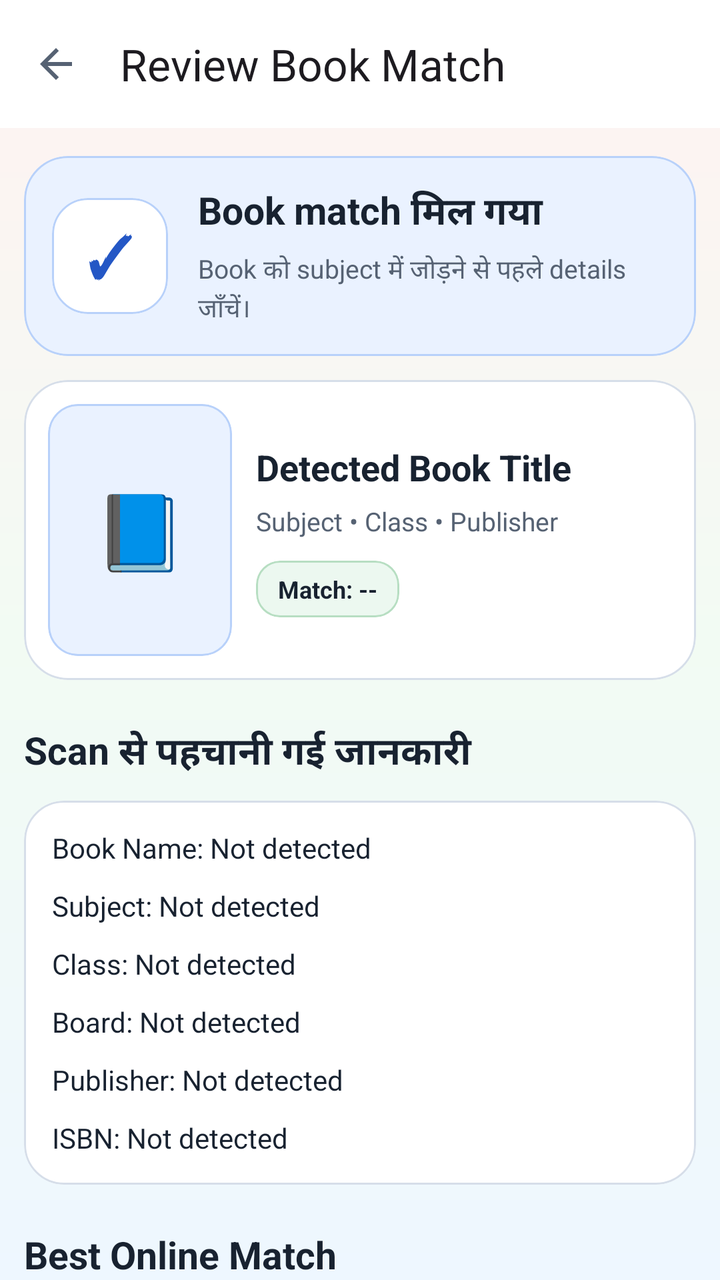
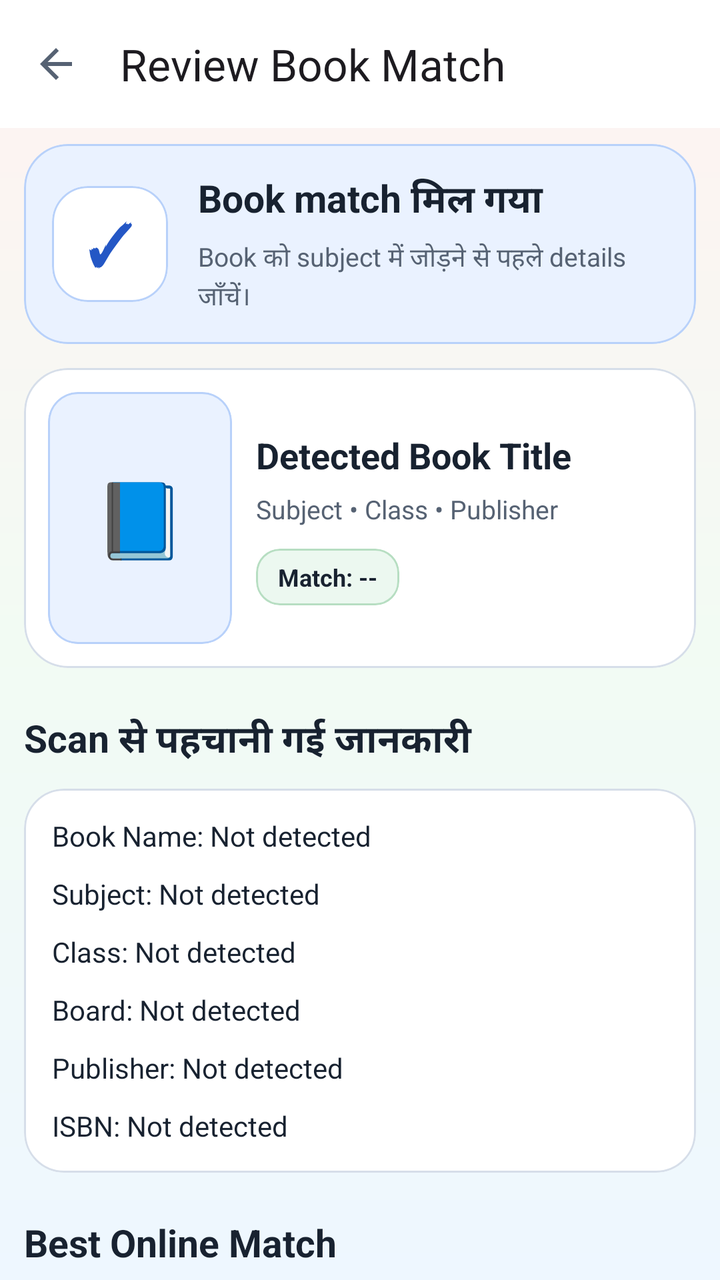

The first picture is an Android layout as it rendered before a commit; the second is the same layout after the commit. The layout source and the unified diff follow.
<!-- AndroidManifest.xml: application theme Theme.StudySaathi -->
<!-- res/layout/activity_book_match_review.xml -->
<?xml version="1.0" encoding="utf-8"?>
<androidx.coordinatorlayout.widget.CoordinatorLayout
    xmlns:android="http://schemas.android.com/apk/res/android"
    xmlns:app="http://schemas.android.com/apk/res-auto"
    android:id="@+id/bookMatchReviewRoot"
    android:layout_width="match_parent"
    android:layout_height="match_parent"
    android:background="@drawable/bg_app_soft_mix">

    <androidx.core.widget.NestedScrollView
        android:id="@+id/scrollBookMatchReview"
        android:layout_width="match_parent"
        android:layout_height="match_parent"
        android:clipToPadding="false"
        android:fillViewport="true"
        android:overScrollMode="never">

        <LinearLayout
            android:id="@+id/contentBookMatchReview"
            android:layout_width="match_parent"
            android:layout_height="wrap_content"
            android:orientation="vertical"
            android:paddingBottom="12dp">

            <com.google.android.material.appbar.MaterialToolbar
                android:id="@+id/toolbarBookMatchReview"
                android:layout_width="match_parent"
                android:layout_height="?attr/actionBarSize"
                android:background="@color/ss_surface"
                app:navigationIcon="@drawable/ic_arrow_back"
                app:title="Review Book Match"
                app:titleCentered="false" />

            <LinearLayout
                android:layout_width="match_parent"
                android:layout_height="wrap_content"
                android:orientation="vertical"
                android:paddingStart="12dp"
                android:paddingTop="14dp"
                android:paddingEnd="12dp">

                
                <com.google.android.material.card.MaterialCardView
                    android:id="@+id/cardReviewStatus"
                    android:layout_width="match_parent"
                    android:layout_height="wrap_content"
                    app:cardBackgroundColor="@color/ss_blue_soft"
                    app:cardCornerRadius="22dp"
                    app:cardElevation="0dp"
                    app:strokeColor="@color/ss_blue_border"
                    app:strokeWidth="1dp">

                    <LinearLayout
                        android:layout_width="match_parent"
                        android:layout_height="wrap_content"
                        android:gravity="center_vertical"
                        android:orientation="horizontal"
                        android:padding="14dp">

                        <com.google.android.material.card.MaterialCardView
                            android:layout_width="58dp"
                            android:layout_height="58dp"
                            app:cardBackgroundColor="@color/ss_surface"
                            app:cardCornerRadius="18dp"
                            app:cardElevation="0dp"
                            app:strokeColor="@color/ss_blue_border"
                            app:strokeWidth="1dp">

                            <TextView
                                android:id="@+id/textReviewStatusIcon"
                                android:layout_width="match_parent"
                                android:layout_height="match_parent"
                                android:gravity="center"
                                android:importantForAccessibility="no"
                                android:text="✓"
                                android:textColor="@color/ss_primary"
                                android:textSize="28sp"
                                android:textStyle="bold" />

                        </com.google.android.material.card.MaterialCardView>

                        <LinearLayout
                            android:layout_width="0dp"
                            android:layout_height="wrap_content"
                            android:layout_marginStart="15dp"
                            android:layout_weight="1"
                            android:orientation="vertical">

                            <TextView
                                android:id="@+id/textReviewStatusTitle"
                                android:layout_width="match_parent"
                                android:layout_height="wrap_content"
                                android:fontFamily="sans-serif-rounded"
                                android:text="Book match मिल गया"
                                android:textColor="@color/ss_text_primary"
                                android:textSize="19sp"
                                android:textStyle="bold" />

                            <TextView
                                android:id="@+id/textReviewStatusDescription"
                                android:layout_width="match_parent"
                                android:layout_height="wrap_content"
                                android:layout_marginTop="5dp"
                                android:lineSpacingExtra="2dp"
                                android:text="Book को subject में जोड़ने से पहले details जाँचें।"
                                android:textColor="@color/ss_text_secondary"
                                android:textSize="13sp" />

                        </LinearLayout>

                    </LinearLayout>

                </com.google.android.material.card.MaterialCardView>

                
                <com.google.android.material.card.MaterialCardView
                    android:id="@+id/cardReviewedBookCover"
                    android:layout_width="match_parent"
                    android:layout_height="wrap_content"
                    android:layout_marginTop="12dp"
                    app:cardBackgroundColor="@color/ss_surface"
                    app:cardCornerRadius="22dp"
                    app:cardElevation="0dp"
                    app:strokeColor="@color/ss_outline"
                    app:strokeWidth="1dp">

                    <LinearLayout
                        android:layout_width="match_parent"
                        android:layout_height="wrap_content"
                        android:gravity="center_vertical"
                        android:orientation="horizontal"
                        android:padding="12dp">

                        <com.google.android.material.card.MaterialCardView
                            android:layout_width="92dp"
                            android:layout_height="126dp"
                            app:cardBackgroundColor="@color/ss_blue_soft"
                            app:cardCornerRadius="15dp"
                            app:cardElevation="0dp"
                            app:strokeColor="@color/ss_blue_border"
                            app:strokeWidth="1dp">

                            <FrameLayout
                                android:layout_width="match_parent"
                                android:layout_height="match_parent">

                                <TextView
                                    android:id="@+id/textReviewedCoverPlaceholder"
                                    android:layout_width="match_parent"
                                    android:layout_height="match_parent"
                                    android:gravity="center"
                                    android:importantForAccessibility="no"
                                    android:text="📘"
                                    android:textSize="37sp" />

                                <ImageView
                                    android:id="@+id/imageReviewedBookCover"
                                    android:layout_width="match_parent"
                                    android:layout_height="match_parent"
                                    android:contentDescription="Scanned school book cover"
                                    android:scaleType="centerCrop"
                                    android:visibility="gone" />

                            </FrameLayout>

                        </com.google.android.material.card.MaterialCardView>

                        <LinearLayout
                            android:layout_width="0dp"
                            android:layout_height="wrap_content"
                            android:layout_marginStart="12dp"
                            android:layout_weight="1"
                            android:orientation="vertical">

                            <TextView
                                android:id="@+id/textReviewedBookTitle"
                                android:layout_width="match_parent"
                                android:layout_height="wrap_content"
                                android:fontFamily="sans-serif-rounded"
                                android:maxLines="3"
                                android:text="Detected Book Title"
                                android:textColor="@color/ss_text_primary"
                                android:textSize="18sp"
                                android:textStyle="bold" />

                            <TextView
                                android:id="@+id/textReviewedBookSubtitle"
                                android:layout_width="match_parent"
                                android:layout_height="wrap_content"
                                android:layout_marginTop="6dp"
                                android:lineSpacingExtra="2dp"
                                android:maxLines="3"
                                android:text="Subject • Class • Publisher"
                                android:textColor="@color/ss_text_secondary"
                                android:textSize="13sp" />

                            <com.google.android.material.card.MaterialCardView
                                android:layout_width="wrap_content"
                                android:layout_height="wrap_content"
                                android:layout_marginTop="11dp"
                                app:cardBackgroundColor="@color/ss_green_soft"
                                app:cardCornerRadius="12dp"
                                app:cardElevation="0dp"
                                app:strokeColor="@color/ss_green_border"
                                app:strokeWidth="1dp">

                                <TextView
                                    android:id="@+id/textMatchConfidenceChip"
                                    android:layout_width="wrap_content"
                                    android:layout_height="wrap_content"
                                    android:paddingStart="11dp"
                                    android:paddingTop="6dp"
                                    android:paddingEnd="11dp"
                                    android:paddingBottom="6dp"
                                    android:text="Match: --"
                                    android:textColor="@color/ss_text_primary"
                                    android:textSize="12sp"
                                    android:textStyle="bold" />

                            </com.google.android.material.card.MaterialCardView>

                        </LinearLayout>

                    </LinearLayout>

                </com.google.android.material.card.MaterialCardView>

                
                <TextView
                    android:layout_width="match_parent"
                    android:layout_height="wrap_content"
                    android:layout_marginTop="22dp"
                    android:fontFamily="sans-serif-rounded"
                    android:text="Scan से पहचानी गई जानकारी"
                    android:textColor="@color/ss_text_primary"
                    android:textSize="19sp"
                    android:textStyle="bold" />

                <com.google.android.material.card.MaterialCardView
                    android:id="@+id/cardDetectedBookInformation"
                    android:layout_width="match_parent"
                    android:layout_height="wrap_content"
                    android:layout_marginTop="10dp"
                    app:cardBackgroundColor="@color/ss_surface"
                    app:cardCornerRadius="20dp"
                    app:cardElevation="0dp"
                    app:strokeColor="@color/ss_outline"
                    app:strokeWidth="1dp">

                    <LinearLayout
                        android:layout_width="match_parent"
                        android:layout_height="wrap_content"
                        android:orientation="vertical"
                        android:padding="14dp">

                        <TextView
                            android:id="@+id/textDetectedBookName"
                            android:layout_width="match_parent"
                            android:layout_height="wrap_content"
                            android:text="Book Name: Not detected"
                            android:textColor="@color/ss_text_primary"
                            android:textSize="14sp" />

                        <TextView
                            android:id="@+id/textDetectedSubject"
                            android:layout_width="match_parent"
                            android:layout_height="wrap_content"
                            android:layout_marginTop="10dp"
                            android:text="Subject: Not detected"
                            android:textColor="@color/ss_text_primary"
                            android:textSize="14sp" />

                        <TextView
                            android:id="@+id/textDetectedClass"
                            android:layout_width="match_parent"
                            android:layout_height="wrap_content"
                            android:layout_marginTop="10dp"
                            android:text="Class: Not detected"
                            android:textColor="@color/ss_text_primary"
                            android:textSize="14sp" />

                        <TextView
                            android:id="@+id/textDetectedBoard"
                            android:layout_width="match_parent"
                            android:layout_height="wrap_content"
                            android:layout_marginTop="10dp"
                            android:text="Board: Not detected"
                            android:textColor="@color/ss_text_primary"
                            android:textSize="14sp" />

                        <TextView
                            android:id="@+id/textDetectedPublisher"
                            android:layout_width="match_parent"
                            android:layout_height="wrap_content"
                            android:layout_marginTop="10dp"
                            android:text="Publisher: Not detected"
                            android:textColor="@color/ss_text_primary"
                            android:textSize="14sp" />

                        <TextView
                            android:id="@+id/textDetectedIsbn"
                            android:layout_width="match_parent"
                            android:layout_height="wrap_content"
                            android:layout_marginTop="10dp"
                            android:text="ISBN: Not detected"
                            android:textColor="@color/ss_text_primary"
                            android:textSize="14sp" />

                    </LinearLayout>

                </com.google.android.material.card.MaterialCardView>

                
                <TextView
                    android:layout_width="match_parent"
                    android:layout_height="wrap_content"
                    android:layout_marginTop="22dp"
                    android:fontFamily="sans-serif-rounded"
                    android:text="Best Online Match"
                    android:textColor="@color/ss_text_primary"
                    android:textSize="19sp"
                    android:textStyle="bold" />

                <com.google.android.material.card.MaterialCardView
                    android:id="@+id/cardOnlineBookMatch"
                    android:layout_width="match_parent"
                    android:layout_height="wrap_content"
                    android:layout_marginTop="10dp"
                    app:cardBackgroundColor="@color/ss_teal_soft"
                    app:cardCornerRadius="20dp"
                    app:cardElevation="0dp"
                    app:strokeColor="@color/ss_teal_border"
                    app:strokeWidth="1dp">

                    <LinearLayout
                        android:layout_width="match_parent"
                        android:layout_height="wrap_content"
                        android:orientation="vertical"
                        android:padding="14dp">

                        <TextView
                            android:id="@+id/textOnlineBookTitle"
                            android:layout_width="match_parent"
                            android:layout_height="wrap_content"
                            android:fontFamily="sans-serif-rounded"
                            android:text="No online match available"
                            android:textColor="@color/ss_text_primary"
                            android:textSize="17sp"
                            android:textStyle="bold" />

                        <TextView
                            android:id="@+id/textOnlineBookAuthor"
                            android:layout_width="match_parent"
                            android:layout_height="wrap_content"
                            android:layout_marginTop="8dp"
                            android:text="Author: Not available"
                            android:textColor="@color/ss_text_secondary"
                            android:textSize="13sp" />

                        <TextView
                            android:id="@+id/textOnlineBookPublisher"
                            android:layout_width="match_parent"
                            android:layout_height="wrap_content"
                            android:layout_marginTop="7dp"
                            android:text="Publisher: Not available"
                            android:textColor="@color/ss_text_secondary"
                            android:textSize="13sp" />

                        <TextView
                            android:id="@+id/textOnlineBookIsbn"
                            android:layout_width="match_parent"
                            android:layout_height="wrap_content"
                            android:layout_marginTop="7dp"
                            android:text="ISBN: Not available"
                            android:textColor="@color/ss_text_secondary"
                            android:textSize="13sp" />

                        <TextView
                            android:id="@+id/textOnlineBookSource"
                            android:layout_width="match_parent"
                            android:layout_height="wrap_content"
                            android:layout_marginTop="7dp"
                            android:text="Source: Not available"
                            android:textColor="@color/ss_text_secondary"
                            android:textSize="13sp" />

                        <TextView
                            android:id="@+id/textOnlineBookAccess"
                            android:layout_width="match_parent"
                            android:layout_height="wrap_content"
                            android:layout_marginTop="7dp"
                            android:text="Access: Metadata only"
                            android:textColor="@color/ss_text_secondary"
                            android:textSize="13sp" />

                        <com.google.android.material.button.MaterialButton
                            android:id="@+id/buttonPreviewOnlineBook"
                            style="@style/Widget.StudySaathi.Button.Outlined"
                            android:layout_width="match_parent"
                            android:layout_height="wrap_content"
                            android:layout_marginTop="14dp"
                            android:minHeight="48dp"
                            android:text="Online Preview देखें"
                            android:textAllCaps="false"
                            android:visibility="gone" />

                    </LinearLayout>

                </com.google.android.material.card.MaterialCardView>

                
                <com.google.android.material.card.MaterialCardView
                    android:id="@+id/cardBookReviewWarnings"
                    android:layout_width="match_parent"
                    android:layout_height="wrap_content"
                    android:layout_marginTop="12dp"
                    android:visibility="gone"
                    app:cardBackgroundColor="@color/ss_blue_soft"
                    app:cardCornerRadius="20dp"
                    app:cardElevation="0dp"
                    app:strokeColor="@color/ss_blue_border"
                    app:strokeWidth="1dp">

                    <LinearLayout
                        android:layout_width="match_parent"
                        android:layout_height="wrap_content"
                        android:orientation="vertical"
                        android:padding="14dp">

                        <TextView
                            android:layout_width="match_parent"
                            android:layout_height="wrap_content"
                            android:fontFamily="sans-serif-rounded"
                            android:text="Parent Review Notes"
                            android:textColor="@color/ss_text_primary"
                            android:textSize="16sp"
                            android:textStyle="bold" />

                        <TextView
                            android:id="@+id/textBookReviewWarnings"
                            android:layout_width="match_parent"
                            android:layout_height="wrap_content"
                            android:layout_marginTop="8dp"
                            android:lineSpacingExtra="3dp"
                            android:textColor="@color/ss_text_secondary"
                            android:textSize="13sp" />

                    </LinearLayout>

                </com.google.android.material.card.MaterialCardView>

                
                <com.google.android.material.card.MaterialCardView
                    android:layout_width="match_parent"
                    android:layout_height="wrap_content"
                    android:layout_marginTop="12dp"
                    app:cardBackgroundColor="@color/ss_green_soft"
                    app:cardCornerRadius="18dp"
                    app:cardElevation="0dp"
                    app:strokeColor="@color/ss_green_border"
                    app:strokeWidth="1dp">

                    <TextView
                        android:layout_width="match_parent"
                        android:layout_height="wrap_content"
                        android:lineSpacingExtra="3dp"
                        android:padding="12dp"
                        android:text="यह result केवल पुस्तक पहचानने के लिए है। Parent confirmation के बाद ही इसे student curriculum में जोड़ा जाएगा।"
                        android:textColor="@color/ss_text_secondary"
                        android:textSize="12sp" />

                </com.google.android.material.card.MaterialCardView>

                <com.google.android.material.button.MaterialButton
                    android:id="@+id/buttonConfirmAndAddBook"
                    style="@style/Widget.StudySaathi.Button.Primary"
                    android:layout_width="match_parent"
                    android:layout_height="wrap_content"
                    android:layout_marginTop="12dp"
                    android:enabled="false"
                    android:minHeight="54dp"
                    android:text="Confirm करके Book जोड़ें"
                    android:textAllCaps="false"
                    android:textSize="16sp" />

                <com.google.android.material.button.MaterialButton
                    android:id="@+id/buttonEditBookInformation"
                    style="@style/Widget.StudySaathi.Button.Outlined"
                    android:layout_width="match_parent"
                    android:layout_height="wrap_content"
                    android:layout_marginTop="11dp"
                    android:minHeight="52dp"
                    android:text="Book Information सुधारें"
                    android:textAllCaps="false"
                    android:textSize="15sp" />

                <com.google.android.material.button.MaterialButton
                    android:id="@+id/buttonScanAnotherCover"
                    style="@style/Widget.Material3.Button.TextButton"
                    android:layout_width="match_parent"
                    android:layout_height="wrap_content"
                    android:layout_marginTop="7dp"
                    android:minHeight="48dp"
                    android:text="दूसरा Book Cover Scan करें"
                    android:textAllCaps="false"
                    android:textColor="@color/ss_primary"
                    android:textSize="14sp" />

            </LinearLayout>

        </LinearLayout>

    </androidx.core.widget.NestedScrollView>

</androidx.coordinatorlayout.widget.CoordinatorLayout>
<!-- resources referenced by this layout -->
<resources>
  <color name="ss_blue_border">#B8D1FA</color>
  <color name="ss_blue_soft">#EAF2FF</color>
  <color name="ss_green_border">#B7DEC2</color>
  <color name="ss_green_soft">#ECF8F0</color>
  <color name="ss_outline">#D6DEE9</color>
  <color name="ss_primary">#2457C5</color>
  <color name="ss_surface">#FFFFFF</color>
  <color name="ss_teal_border">#B4DCDC</color>
  <color name="ss_teal_soft">#EAF8F8</color>
  <color name="ss_text_primary">#182230</color>
  <color name="ss_text_secondary">#566273</color>
  <!-- drawable bg_app_soft_mix (drawable) -->
  <?xml version="1.0" encoding="utf-8"?>
  <shape xmlns:android="http://schemas.android.com/apk/res/android"
      android:shape="rectangle">
  
      <gradient
          android:angle="270"
          android:centerColor="#F2FBF3"
          android:endColor="#EEF7FF"
          android:startColor="#FFF2F2"
          android:type="linear" />
  
  </shape>
  <!-- drawable ic_arrow_back (drawable) -->
  <?xml version="1.0" encoding="utf-8"?>
  <vector xmlns:android="http://schemas.android.com/apk/res/android"
      android:width="24dp"
      android:height="24dp"
      android:viewportWidth="24"
      android:viewportHeight="24">
  
      <path
          android:fillColor="?attr/colorControlNormal"
          android:pathData="M20,11H7.83l5.59,-5.59L12,4l-8,8 8,8 1.42,-1.41L7.83,13H20v-2z" />
  
  </vector>
  <style name="Widget.StudySaathi.Button.Outlined" parent="Widget.Material3.Button.OutlinedButton">
          <item name="cornerRadius">18dp</item>
          <item name="android:minHeight">56dp</item>
          <item name="android:textStyle">bold</item>
          <item name="strokeColor">@color/ss_outline_strong</item>
          <item name="android:textColor">@color/ss_primary</item>
      </style>
  <style name="Widget.StudySaathi.Button.Primary" parent="Widget.Material3.Button">
          <item name="cornerRadius">18dp</item>
          <item name="android:minHeight">56dp</item>
          <item name="android:textStyle">bold</item>
          <item name="backgroundTint">@color/ss_primary</item>
          <item name="android:textColor">@color/ss_on_primary</item>
      </style>
  <color name="ss_outline_strong">#B9C5D5</color>
  <color name="ss_on_primary">#FFFFFF</color>
  <color name="ss_primary_dark">#173F99</color>
  <color name="ss_secondary">#087F8C</color>
  <color name="ss_on_secondary">#FFFFFF</color>
  <color name="ss_tertiary">#8A5A00</color>
  <color name="ss_on_tertiary">#FFFFFF</color>
  <color name="ss_yellow_soft">#FFF8E8</color>
  <color name="ss_background">#F7F9FC</color>
  <color name="ss_surface_soft">#F0F4FA</color>
  <color name="ss_error">#BA1A1A</color>
  <color name="white">#FFFFFFFF</color>
  <color name="ss_red_soft">#FFF0F0</color>
  <!-- unchanged entries left out for length: 1 -->
</resources>

<!-- the commit's change to res/layout/activity_book_match_review.xml (unified diff, before → after) -->
@@ -36,7 +36,7 @@
                 android:layout_height="wrap_content"
                 android:orientation="vertical"
                 android:paddingStart="12dp"
-                android:paddingTop="14dp"
+                android:paddingTop="8dp"
                 android:paddingEnd="12dp">
 
                 
